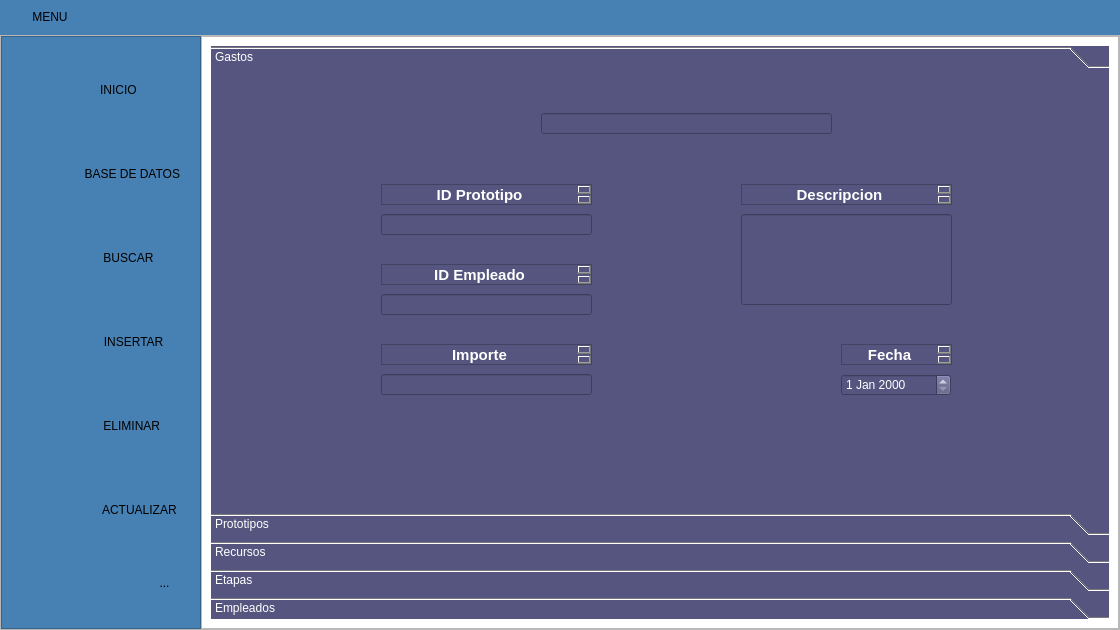
Juankapy/Programacion-app, file App_Menu_Base/menu.ui: the form before one commit.
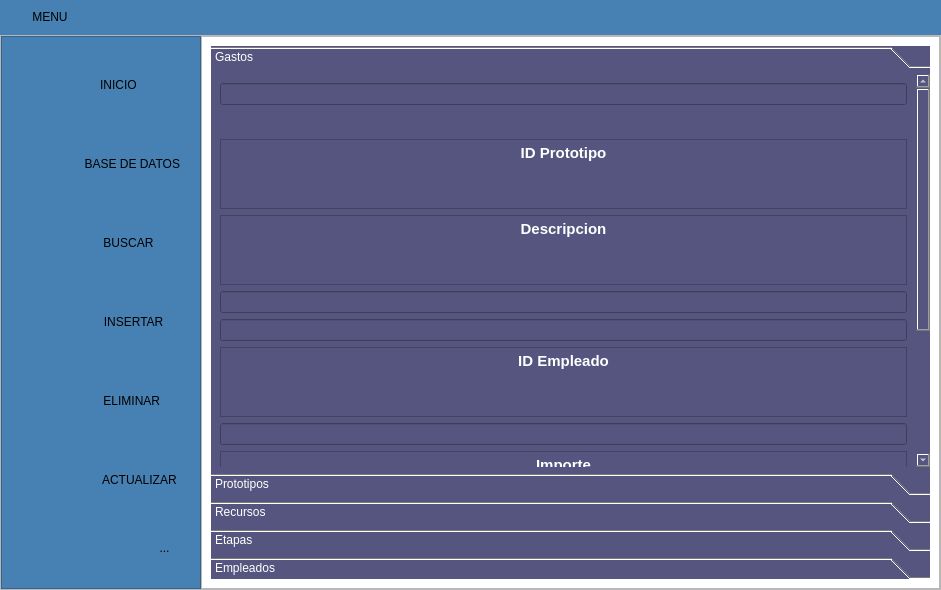
The form after the commit. Icons and pictures are not drawn.

Commit message: bro chill , arregla eso luego

What changed in the file:
```diff
--- a/App_Menu_Base/menu.ui
+++ b/App_Menu_Base/menu.ui
@@ -6,8 +6,8 @@
    <rect>
     <x>0</x>
     <y>0</y>
-    <width>1120</width>
-    <height>630</height>
+    <width>941</width>
+    <height>590</height>
    </rect>
   </property>
   <property name="minimumSize">
@@ -1020,194 +1020,98 @@
                  <attribute name="label">
                   <string>Gastos</string>
                  </attribute>
-                 <widget class="QWidget" name="widget_7" native="true">
-                  <property name="geometry">
-                   <rect>
-                    <x>10</x>
-                    <y>0</y>
-                    <width>881</width>
-                    <height>451</height>
-                   </rect>
-                  </property>
-                  <widget class="QLineEdit" name="id_e1_7">
-                   <property name="geometry">
-                    <rect>
-                     <x>160</x>
-                     <y>220</y>
-                     <width>211</width>
-                     <height>21</height>
-                    </rect>
-                   </property>
-                  </widget>
-                  <widget class="QTextEdit" name="textEdit_32">
-                   <property name="geometry">
-                    <rect>
-                     <x>160</x>
-                     <y>110</y>
-                     <width>211</width>
-                     <height>21</height>
-                    </rect>
-                   </property>
-                   <property name="html">
-                    <string>&lt;!DOCTYPE HTML PUBLIC &quot;-//W3C//DTD HTML 4.0//EN&quot; &quot;http://www.w3.org/TR/REC-html40/strict.dtd&quot;&gt;
+                 <layout class="QVBoxLayout" name="verticalLayout_5">
+                  <item>
+                   <widget class="QLineEdit" name="searchLineEdit_7"/>
+                  </item>
+                  <item>
+                   <widget class="QPushButton" name="searchButton">
+                    <property name="text">
+                     <string/>
+                    </property>
+                    <property name="icon">
+                     <iconset>
+                      <normaloff>imagenes/imagenes/magnifying-glass.png</normaloff>imagenes/imagenes/magnifying-glass.png</iconset>
+                    </property>
+                    <property name="flat">
+                     <bool>true</bool>
+                    </property>
+                   </widget>
+                  </item>
+                  <item>
+                   <widget class="QTextEdit" name="textEdit_32">
+                    <property name="html">
+                     <string>&lt;!DOCTYPE HTML PUBLIC &quot;-//W3C//DTD HTML 4.0//EN&quot; &quot;http://www.w3.org/TR/REC-html40/strict.dtd&quot;&gt;
 &lt;html&gt;&lt;head&gt;&lt;meta name=&quot;qrichtext&quot; content=&quot;1&quot; /&gt;&lt;style type=&quot;text/css&quot;&gt;
 p, li { white-space: pre-wrap; }
 &lt;/style&gt;&lt;/head&gt;&lt;body style=&quot; font-family:'MS Shell Dlg 2'; font-size:8.25pt; font-weight:400; font-style:normal;&quot;&gt;
 &lt;p align=&quot;center&quot; style=&quot; margin-top:0px; margin-bottom:0px; margin-left:0px; margin-right:0px; -qt-block-indent:0; text-indent:0px;&quot;&gt;&lt;span style=&quot; font-size:11pt; font-weight:600; color:#ffffff;&quot;&gt;ID Prototipo&lt;/span&gt;&lt;/p&gt;
 &lt;p align=&quot;center&quot; style=&quot;-qt-paragraph-type:empty; margin-top:0px; margin-bottom:0px; margin-left:0px; margin-right:0px; -qt-block-indent:0; text-indent:0px; font-size:11pt; font-weight:600; color:#ffffff;&quot;&gt;&lt;br /&gt;&lt;/p&gt;&lt;/body&gt;&lt;/html&gt;</string>
-                   </property>
-                  </widget>
-                  <widget class="QWidget" name="widget_8" native="true">
-                   <property name="geometry">
-                    <rect>
-                     <x>260</x>
-                     <y>30</y>
-                     <width>391</width>
-                     <height>41</height>
-                    </rect>
-                   </property>
-                  </widget>
-                  <widget class="QPushButton" name="searchButton_7">
-                   <property name="geometry">
-                    <rect>
-                     <x>270</x>
-                     <y>40</y>
-                     <width>31</width>
-                     <height>23</height>
-                    </rect>
-                   </property>
-                   <property name="text">
-                    <string/>
-                   </property>
-                   <property name="icon">
-                    <iconset>
-                     <normaloff>imagenes/imagenes/magnifying-glass.png</normaloff>imagenes/imagenes/magnifying-glass.png</iconset>
-                   </property>
-                   <property name="flat">
-                    <bool>true</bool>
-                   </property>
-                  </widget>
-                  <widget class="QLineEdit" name="importe1_7">
-                   <property name="geometry">
-                    <rect>
-                     <x>160</x>
-                     <y>300</y>
-                     <width>211</width>
-                     <height>21</height>
-                    </rect>
-                   </property>
-                  </widget>
-                  <widget class="QLineEdit" name="searchLineEdit_7">
-                   <property name="geometry">
-                    <rect>
-                     <x>320</x>
-                     <y>39</y>
-                     <width>291</width>
-                     <height>21</height>
-                    </rect>
-                   </property>
-                  </widget>
-                  <widget class="QLineEdit" name="id_p1_7">
-                   <property name="geometry">
-                    <rect>
-                     <x>160</x>
-                     <y>140</y>
-                     <width>211</width>
-                     <height>21</height>
-                    </rect>
-                   </property>
-                  </widget>
-                  <widget class="QTextEdit" name="textEdit_33">
-                   <property name="geometry">
-                    <rect>
-                     <x>520</x>
-                     <y>110</y>
-                     <width>211</width>
-                     <height>21</height>
-                    </rect>
-                   </property>
-                   <property name="html">
-                    <string>&lt;!DOCTYPE HTML PUBLIC &quot;-//W3C//DTD HTML 4.0//EN&quot; &quot;http://www.w3.org/TR/REC-html40/strict.dtd&quot;&gt;
+                    </property>
+                   </widget>
+                  </item>
+                  <item>
+                   <widget class="QTextEdit" name="textEdit_33">
+                    <property name="html">
+                     <string>&lt;!DOCTYPE HTML PUBLIC &quot;-//W3C//DTD HTML 4.0//EN&quot; &quot;http://www.w3.org/TR/REC-html40/strict.dtd&quot;&gt;
 &lt;html&gt;&lt;head&gt;&lt;meta name=&quot;qrichtext&quot; content=&quot;1&quot; /&gt;&lt;style type=&quot;text/css&quot;&gt;
 p, li { white-space: pre-wrap; }
 &lt;/style&gt;&lt;/head&gt;&lt;body style=&quot; font-family:'MS Shell Dlg 2'; font-size:8.25pt; font-weight:400; font-style:normal;&quot;&gt;
 &lt;p align=&quot;center&quot; style=&quot; margin-top:0px; margin-bottom:0px; margin-left:0px; margin-right:0px; -qt-block-indent:0; text-indent:0px;&quot;&gt;&lt;span style=&quot; font-size:11pt; font-weight:600; color:#ffffff;&quot;&gt;Descripcion&lt;/span&gt;&lt;/p&gt;&lt;/body&gt;&lt;/html&gt;</string>
-                   </property>
-                  </widget>
-                  <widget class="QLineEdit" name="descrip1_7">
-                   <property name="geometry">
-                    <rect>
-                     <x>520</x>
-                     <y>140</y>
-                     <width>211</width>
-                     <height>91</height>
-                    </rect>
-                   </property>
-                  </widget>
-                  <widget class="QDateEdit" name="fecha1_7">
-                   <property name="geometry">
-                    <rect>
-                     <x>620</x>
-                     <y>300</y>
-                     <width>110</width>
-                     <height>22</height>
-                    </rect>
-                   </property>
-                  </widget>
-                  <widget class="QTextEdit" name="textEdit_34">
-                   <property name="geometry">
-                    <rect>
-                     <x>160</x>
-                     <y>270</y>
-                     <width>211</width>
-                     <height>21</height>
-                    </rect>
-                   </property>
-                   <property name="html">
-                    <string>&lt;!DOCTYPE HTML PUBLIC &quot;-//W3C//DTD HTML 4.0//EN&quot; &quot;http://www.w3.org/TR/REC-html40/strict.dtd&quot;&gt;
+                    </property>
+                   </widget>
+                  </item>
+                  <item>
+                   <widget class="QLineEdit" name="id_p1_7"/>
+                  </item>
+                  <item>
+                   <widget class="QLineEdit" name="descrip1_7"/>
+                  </item>
+                  <item>
+                   <widget class="QTextEdit" name="textEdit_36">
+                    <property name="html">
+                     <string>&lt;!DOCTYPE HTML PUBLIC &quot;-//W3C//DTD HTML 4.0//EN&quot; &quot;http://www.w3.org/TR/REC-html40/strict.dtd&quot;&gt;
+&lt;html&gt;&lt;head&gt;&lt;meta name=&quot;qrichtext&quot; content=&quot;1&quot; /&gt;&lt;style type=&quot;text/css&quot;&gt;
+p, li { white-space: pre-wrap; }
+&lt;/style&gt;&lt;/head&gt;&lt;body style=&quot; font-family:'MS Shell Dlg 2'; font-size:8.25pt; font-weight:400; font-style:normal;&quot;&gt;
+&lt;p align=&quot;center&quot; style=&quot; margin-top:0px; margin-bottom:0px; margin-left:0px; margin-right:0px; -qt-block-indent:0; text-indent:0px;&quot;&gt;&lt;span style=&quot; font-size:11pt; font-weight:600; color:#ffffff;&quot;&gt;ID Empleado&lt;/span&gt;&lt;/p&gt;
+&lt;p align=&quot;center&quot; style=&quot;-qt-paragraph-type:empty; margin-top:0px; margin-bottom:0px; margin-left:0px; margin-right:0px; -qt-block-indent:0; text-indent:0px; font-size:11pt; font-weight:600; color:#ffffff;&quot;&gt;&lt;br /&gt;&lt;/p&gt;&lt;/body&gt;&lt;/html&gt;</string>
+                    </property>
+                   </widget>
+                  </item>
+                  <item>
+                   <widget class="QLineEdit" name="id_e1_7"/>
+                  </item>
+                  <item>
+                   <widget class="QTextEdit" name="textEdit_34">
+                    <property name="html">
+                     <string>&lt;!DOCTYPE HTML PUBLIC &quot;-//W3C//DTD HTML 4.0//EN&quot; &quot;http://www.w3.org/TR/REC-html40/strict.dtd&quot;&gt;
 &lt;html&gt;&lt;head&gt;&lt;meta name=&quot;qrichtext&quot; content=&quot;1&quot; /&gt;&lt;style type=&quot;text/css&quot;&gt;
 p, li { white-space: pre-wrap; }
 &lt;/style&gt;&lt;/head&gt;&lt;body style=&quot; font-family:'MS Shell Dlg 2'; font-size:8.25pt; font-weight:400; font-style:normal;&quot;&gt;
 &lt;p align=&quot;center&quot; style=&quot; margin-top:0px; margin-bottom:0px; margin-left:0px; margin-right:0px; -qt-block-indent:0; text-indent:0px;&quot;&gt;&lt;span style=&quot; font-size:11pt; font-weight:600; color:#ffffff;&quot;&gt;Importe&lt;/span&gt;&lt;/p&gt;&lt;/body&gt;&lt;/html&gt;</string>
-                   </property>
-                  </widget>
-                  <widget class="QTextEdit" name="textEdit_35">
-                   <property name="geometry">
-                    <rect>
-                     <x>620</x>
-                     <y>270</y>
-                     <width>111</width>
-                     <height>21</height>
-                    </rect>
-                   </property>
-                   <property name="html">
-                    <string>&lt;!DOCTYPE HTML PUBLIC &quot;-//W3C//DTD HTML 4.0//EN&quot; &quot;http://www.w3.org/TR/REC-html40/strict.dtd&quot;&gt;
+                    </property>
+                   </widget>
+                  </item>
+                  <item>
+                   <widget class="QTextEdit" name="textEdit_35">
+                    <property name="html">
+                     <string>&lt;!DOCTYPE HTML PUBLIC &quot;-//W3C//DTD HTML 4.0//EN&quot; &quot;http://www.w3.org/TR/REC-html40/strict.dtd&quot;&gt;
 &lt;html&gt;&lt;head&gt;&lt;meta name=&quot;qrichtext&quot; content=&quot;1&quot; /&gt;&lt;style type=&quot;text/css&quot;&gt;
 p, li { white-space: pre-wrap; }
 &lt;/style&gt;&lt;/head&gt;&lt;body style=&quot; font-family:'MS Shell Dlg 2'; font-size:8.25pt; font-weight:400; font-style:normal;&quot;&gt;
 &lt;p align=&quot;center&quot; style=&quot; margin-top:0px; margin-bottom:0px; margin-left:0px; margin-right:0px; -qt-block-indent:0; text-indent:0px;&quot;&gt;&lt;span style=&quot; font-size:11pt; font-weight:600; color:#ffffff;&quot;&gt;Fecha&lt;/span&gt;&lt;/p&gt;
 &lt;p align=&quot;center&quot; style=&quot;-qt-paragraph-type:empty; margin-top:0px; margin-bottom:0px; margin-left:0px; margin-right:0px; -qt-block-indent:0; text-indent:0px; font-size:11pt; font-weight:600; color:#ffffff;&quot;&gt;&lt;br /&gt;&lt;/p&gt;&lt;/body&gt;&lt;/html&gt;</string>
-                   </property>
-                  </widget>
-                  <widget class="QTextEdit" name="textEdit_36">
-                   <property name="geometry">
-                    <rect>
-                     <x>160</x>
-                     <y>190</y>
-                     <width>211</width>
-                     <height>21</height>
-                    </rect>
-                   </property>
-                   <property name="html">
-                    <string>&lt;!DOCTYPE HTML PUBLIC &quot;-//W3C//DTD HTML 4.0//EN&quot; &quot;http://www.w3.org/TR/REC-html40/strict.dtd&quot;&gt;
-&lt;html&gt;&lt;head&gt;&lt;meta name=&quot;qrichtext&quot; content=&quot;1&quot; /&gt;&lt;style type=&quot;text/css&quot;&gt;
-p, li { white-space: pre-wrap; }
-&lt;/style&gt;&lt;/head&gt;&lt;body style=&quot; font-family:'MS Shell Dlg 2'; font-size:8.25pt; font-weight:400; font-style:normal;&quot;&gt;
-&lt;p align=&quot;center&quot; style=&quot; margin-top:0px; margin-bottom:0px; margin-left:0px; margin-right:0px; -qt-block-indent:0; text-indent:0px;&quot;&gt;&lt;span style=&quot; font-size:11pt; font-weight:600; color:#ffffff;&quot;&gt;ID Empleado&lt;/span&gt;&lt;/p&gt;
-&lt;p align=&quot;center&quot; style=&quot;-qt-paragraph-type:empty; margin-top:0px; margin-bottom:0px; margin-left:0px; margin-right:0px; -qt-block-indent:0; text-indent:0px; font-size:11pt; font-weight:600; color:#ffffff;&quot;&gt;&lt;br /&gt;&lt;/p&gt;&lt;/body&gt;&lt;/html&gt;</string>
-                   </property>
-                  </widget>
-                 </widget>
+                    </property>
+                   </widget>
+                  </item>
+                  <item>
+                   <widget class="QDateEdit" name="fecha1_7"/>
+                  </item>
+                  <item>
+                   <widget class="QLineEdit" name="importe1_7"/>
+                  </item>
+                 </layout>
                 </widget>
                 <widget class="QWidget" name="prototipos1">
                  <attribute name="label">
```
Left out of the diff: 8 changed lines with no effect on the pictures. The commit also changes 1 other file.
